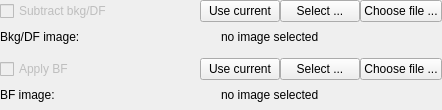
Before: the Qt Designer form lavuelib/ui/BkgSubtractionWidget.ui in syncope/lavue, drawn with Qt 5.
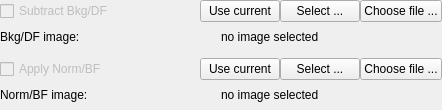
After: the same form once the commit is applied.

Patch:
```diff
--- a/lavuelib/ui/BkgSubtractionWidget.ui
+++ b/lavuelib/ui/BkgSubtractionWidget.ui
@@ -55,7 +55,7 @@
            <string>&lt;html&gt;&lt;head/&gt;&lt;body&gt;&lt;p&gt;apply background or darkfield substraction to the image&lt;/p&gt;&lt;/body&gt;&lt;/html&gt;</string>
           </property>
           <property name="text">
-           <string>Subtract bkg/DF</string>
+           <string>Subtract Bkg/DF</string>
           </property>
           <property name="checkable">
            <bool>true</bool>
@@ -154,7 +154,7 @@
            <string>&lt;html&gt;&lt;head/&gt;&lt;body&gt;&lt;p&gt;apply brightfield correction to the image. i.e. (image - DF)/(BF - DF)&lt;/p&gt;&lt;/body&gt;&lt;/html&gt;</string>
           </property>
           <property name="text">
-           <string>Apply BF</string>
+           <string>Apply Norm/BF</string>
           </property>
          </widget>
         </item>
@@ -202,7 +202,7 @@
            <string>&lt;html&gt;&lt;head/&gt;&lt;body&gt;&lt;p&gt;brightfield correction image file name&lt;/p&gt;&lt;/body&gt;&lt;/html&gt;</string>
           </property>
           <property name="text">
-           <string>BF image:</string>
+           <string>Norm/BF image:</string>
           </property>
          </widget>
         </item>
```
Left out of the diff: 12 changed lines with no effect on the pictures.
